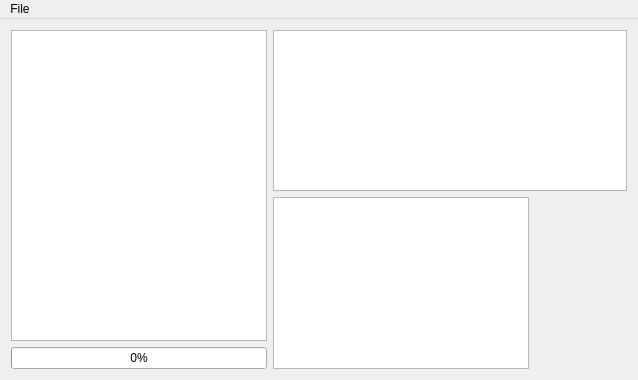
This is Qt/mainwindow.ui in Nanamachi/Suiterans as Qt 5 draws it before an edit. The edited form follows.
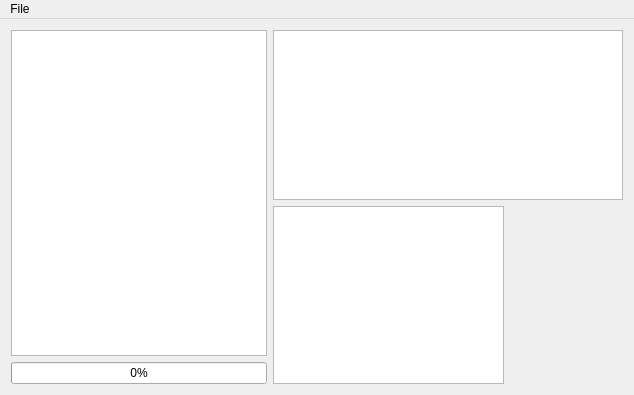
This is the edited form.

The edit to the form file:
```diff
--- a/Qt/mainwindow.ui
+++ b/Qt/mainwindow.ui
@@ -6,15 +6,27 @@
    <rect>
     <x>0</x>
     <y>0</y>
-    <width>638</width>
-    <height>380</height>
+    <width>634</width>
+    <height>395</height>
    </rect>
   </property>
   <property name="windowTitle">
    <string>Suiterans</string>
   </property>
   <widget class="QWidget" name="centralWidget">
+   <property name="enabled">
+    <bool>true</bool>
+   </property>
+   <property name="sizePolicy">
+    <sizepolicy hsizetype="Preferred" vsizetype="Preferred">
+     <horstretch>0</horstretch>
+     <verstretch>0</verstretch>
+    </sizepolicy>
+   </property>
    <layout class="QHBoxLayout" name="horizontalLayout_3">
+    <property name="sizeConstraint">
+     <enum>QLayout::SetMinAndMaxSize</enum>
+    </property>
     <item>
      <layout class="QGridLayout" name="gridLayout">
       <item row="1" column="0" rowspan="5">
@@ -76,8 +88,11 @@
       </item>
       <item row="4" column="1" rowspan="3" colspan="2">
        <widget class="QTableView" name="pakinfo">
+        <property name="enabled">
+         <bool>true</bool>
+        </property>
         <property name="sizePolicy">
-         <sizepolicy hsizetype="Preferred" vsizetype="Preferred">
+         <sizepolicy hsizetype="Ignored" vsizetype="Preferred">
           <horstretch>0</horstretch>
           <verstretch>0</verstretch>
          </sizepolicy>
@@ -115,7 +130,7 @@
     <rect>
      <x>0</x>
      <y>0</y>
-     <width>638</width>
+     <width>634</width>
      <height>21</height>
     </rect>
    </property>
```
